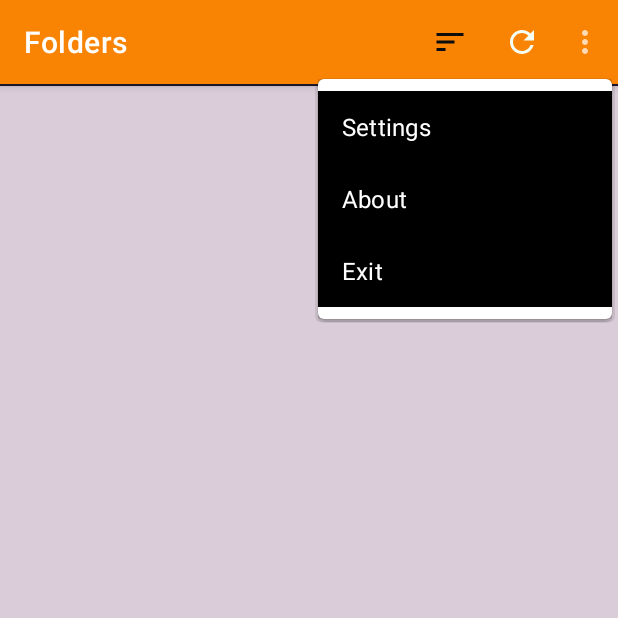
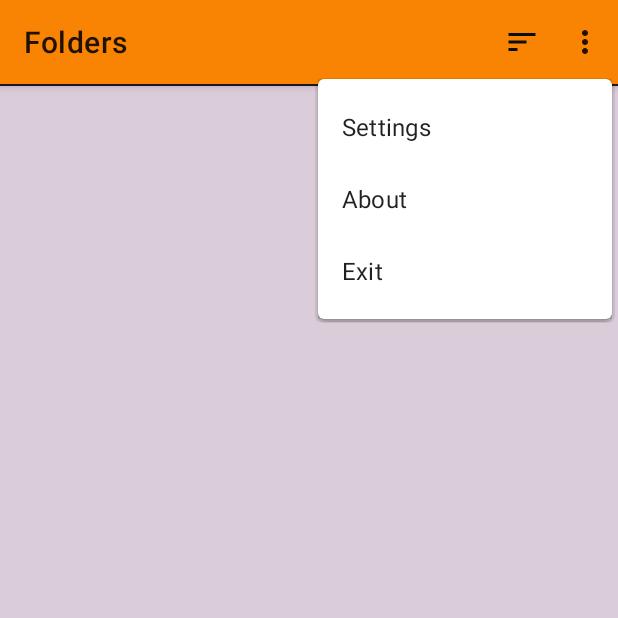
Before and after one commit to atmehedi/T-Player, an Android app: the screen it shows after launch (MainActivity), with the options menu open, on a phone screen of 412 x 824 dp, the top half of it. Run offline under Robolectric (Android 15) with nearby library versions, the phone set to English and light mode, and no system bars.

Commit message:
Animation added in activity intent and custom dialog. and UI Improved

```diff
--- /dev/null
+++ b/app/src/main/res/anim/spin_in.xml
@@ -0,0 +1,10 @@
+<?xml version="1.0" encoding="utf-8"?>
+<translate
+    xmlns:android="http://schemas.android.com/apk/res/android"
+    android:fromXDelta="-200%"
+    android:toXDelta="0%"
+    android:fromYDelta="200%"
+    android:toYDelta="0%"
+    android:duration="300"
+    android:zAdjustment="top">
+</translate>
--- /dev/null
+++ b/app/src/main/res/anim/zoom_in.xml
@@ -0,0 +1,7 @@
+<set xmlns:android="http://schemas.android.com/apk/res/android"
+    android:interpolator="@android:anim/decelerate_interpolator">
+    <scale android:fromXScale="2.0" android:toXScale="1.0"
+        android:fromYScale="2.0" android:toYScale="1.0"
+        android:pivotX="50%p" android:pivotY="50%p"
+        android:duration="@android:integer/config_mediumAnimTime" />
+</set>
--- /dev/null
+++ b/app/src/main/res/anim/zoom_out.xml
@@ -0,0 +1,10 @@
+<set xmlns:android="http://schemas.android.com/apk/res/android"
+    android:interpolator="@android:anim/decelerate_interpolator"
+    android:zAdjustment="top">
+    <scale android:fromXScale="1.0" android:toXScale=".5"
+        android:fromYScale="1.0" android:toYScale=".5"
+        android:pivotX="50%p" android:pivotY="50%p"
+        android:duration="@android:integer/config_mediumAnimTime" />
+    <alpha android:fromAlpha="1.0" android:toAlpha="0"
+        android:duration="@android:integer/config_mediumAnimTime"/>
+</set>
--- a/app/src/main/res/drawable/ic_baseline_folder_24.xml
+++ b/app/src/main/res/drawable/ic_baseline_folder_24.xml
@@ -1,10 +1,10 @@
 <vector
     android:autoMirrored="true"
-    android:height="64dp"
+    android:height="84dp"
     android:tint="@color/folderColor"
     android:viewportHeight="24"
     android:viewportWidth="24"
-    android:width="64dp"
+    android:width="84dp"
     xmlns:android="http://schemas.android.com/apk/res/android">
     <path android:fillColor="@android:color/white"
         android:pathData="M10,4H4c-1.1,0 -1.99,0.9 -1.99,2L2,18c0,1.1 0.9,2 2,2h16c1.1,0 2,-0.9 2,-2V8c0,-1.1 -0.9,-2 -2,-2h-8l-2,-2z"/>
--- /dev/null
+++ b/app/src/main/res/drawable/ic_baseline_search_24.xml
@@ -0,0 +1,5 @@
+<vector android:autoMirrored="true" android:height="24dp"
+    android:tint="#FFFFFF" android:viewportHeight="24"
+    android:viewportWidth="24" android:width="24dp" xmlns:android="http://schemas.android.com/apk/res/android">
+    <path android:fillColor="@android:color/white" android:pathData="M15.5,14h-0.79l-0.28,-0.27C15.41,12.59 16,11.11 16,9.5 16,5.91 13.09,3 9.5,3S3,5.91 3,9.5 5.91,16 9.5,16c1.61,0 3.09,-0.59 4.23,-1.57l0.27,0.28v0.79l5,4.99L20.49,19l-4.99,-5zM9.5,14C7.01,14 5,11.99 5,9.5S7.01,5 9.5,5 14,7.01 14,9.5 11.99,14 9.5,14z"/>
+</vector>
--- a/app/src/main/res/layout/activity_main.xml
+++ b/app/src/main/res/layout/activity_main.xml
@@ -24,7 +24,7 @@
                 android:layout_height="wrap_content"
                 android:background="@color/toolbar"
                 android:minHeight="?attr/actionBarSize"
-                android:theme="@style/ThemeOverlay.AppCompat.Dark"
+                android:theme="@style/ThemeOverlay.AppCompat.DayNight.ActionBar"
                 app:menu="@menu/overflow_menu"
 
                 />
--- a/app/src/main/res/menu/overflow_menu.xml
+++ b/app/src/main/res/menu/overflow_menu.xml
@@ -1,15 +1,12 @@
 <menu xmlns:android="http://schemas.android.com/apk/res/android"
-    xmlns:app="http://schemas.android.com/apk/res-auto">
+    xmlns:app="http://schemas.android.com/apk/res-auto"
+    >
         <item
             android:id="@+id/sort"
             android:icon="@drawable/ic_baseline_sort_24"
             android:title="@string/sort"
-            app:showAsAction="ifRoom|withText"/>
-    <item
-        android:id="@+id/refresh"
-        android:icon="@drawable/ic_baseline_refresh_24"
-        android:title="@string/refresh"
-        app:showAsAction="always|withText" />
+            app:showAsAction="always|withText"/>
+
     <item
         android:id="@+id/settings"
         android:title="@string/option_1" />
--- a/app/src/main/res/values-night/colors.xml
+++ b/app/src/main/res/values-night/colors.xml
@@ -6,7 +6,7 @@
     <color name="toolbar">#000000</color>
     <color name="controlsBag">#7E1C1816</color>
     <color name="lineColor">#CF0000</color>
-    <color name="folderColor">#7D8077</color>
+    <color name="folderColor">#707D8077</color>
     <color name="border">#CF0000</color>
     <color name="lineColor2">#CF0000</color>
 </resources>
--- a/app/src/main/res/values/strings.xml
+++ b/app/src/main/res/values/strings.xml
@@ -33,7 +33,7 @@
     <string name="yes">YES</string>
     <string name="about_the_app"><u>About The App</u></string>
     <string name="name_t_player">Name:-T-Player</string>
-    <string name="version_1_0">Version:- 0.20</string>
+    <string name="version_1_0">Version:- 0.40</string>
     <string name="developer_a_t_mehedi_hassan">Developer:-A T Mehedi Hassan</string>
     <string name="unlock">unlock</string>
     <string name="_30">+30</string>
@@ -80,6 +80,7 @@
     <string name="apply">Apply</string>
     <string name="ascending">Ascending</string>
     <string name="descending">Descending</string>
+    <string name="search">Search</string>
 
 
 </resources>
--- a/app/src/main/res/values/themes.xml
+++ b/app/src/main/res/values/themes.xml
@@ -15,7 +15,8 @@
 
         <item name="overlapAnchor">false</item>
         <item name="android:dropDownVerticalOffset">?attr/actionBarSize</item>
-        <item name="android:itemBackground">@color/black</item>
+        <item name="android:itemBackground">@color/white</item>
+
     </style>
 
 
@@ -23,5 +24,16 @@
         <item name="windowNoTitle">true</item>
     </style>
 
+    <!--        dialog theme-->
+    <style name="PauseDialog" parent="@android:style/Theme.Dialog">
+        <item name="android:windowAnimationStyle">@style/PauseDialogAnimation</item>
+    </style>
+
+    <style name="PauseDialogAnimation">
+        <item name="android:windowEnterAnimation">@anim/spin_in</item>
+        <item name="android:windowExitAnimation">@android:anim/slide_out_right</item>
+    </style>
+
+
 
 </resources>
```
Also changed, not shown: app/src/main/java/com/telent/t_player/activities/MainActivity.kt (+5 -7 lines), app/src/main/java/com/telent/t_player/adapter/RecyclerAdapter.kt (+15 -6 lines), app/src/main/java/com/telent/t_player/adapter/VideoRecyclerAdapter.kt (+5 -4 lines), app/src/main/res/drawable/folder.png (deleted).
